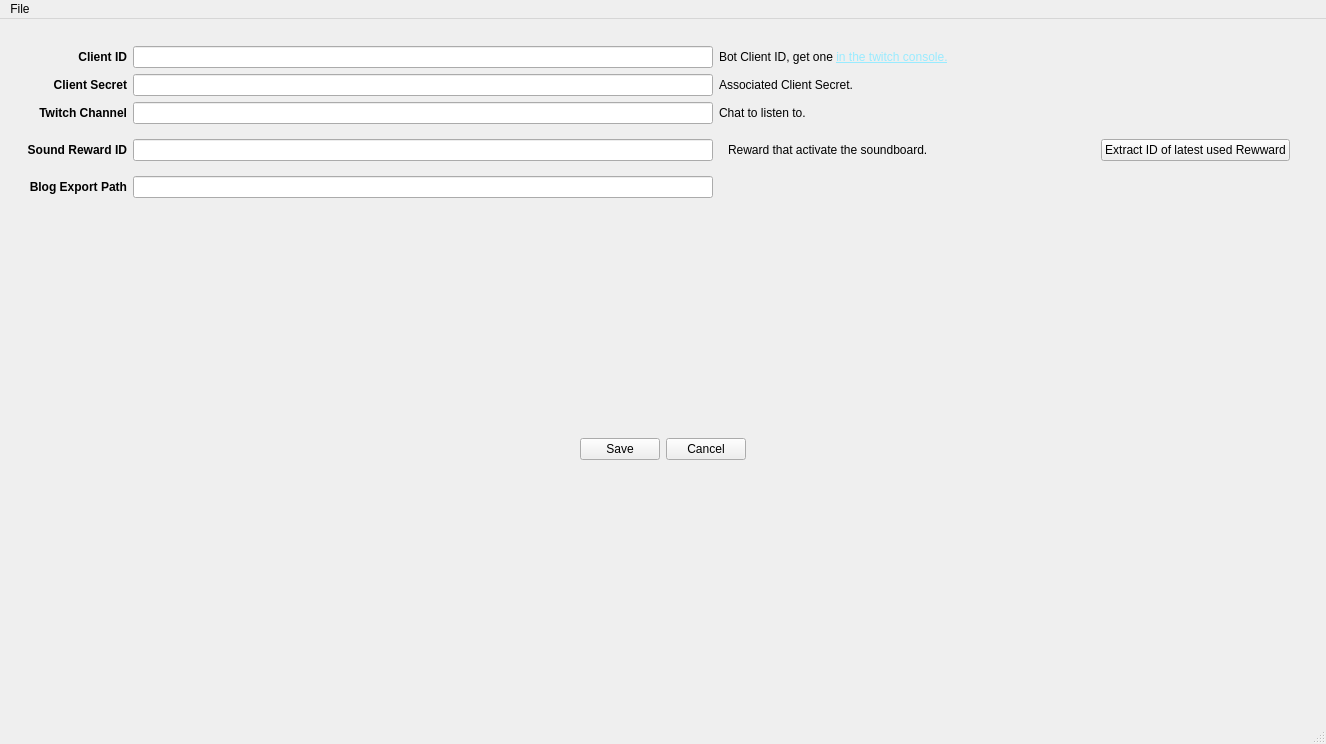
Above: src/twitch_bot/ui/ui_main_window.ui from Philaeux/TwitchBotPython before the change. Below: the same form after it.
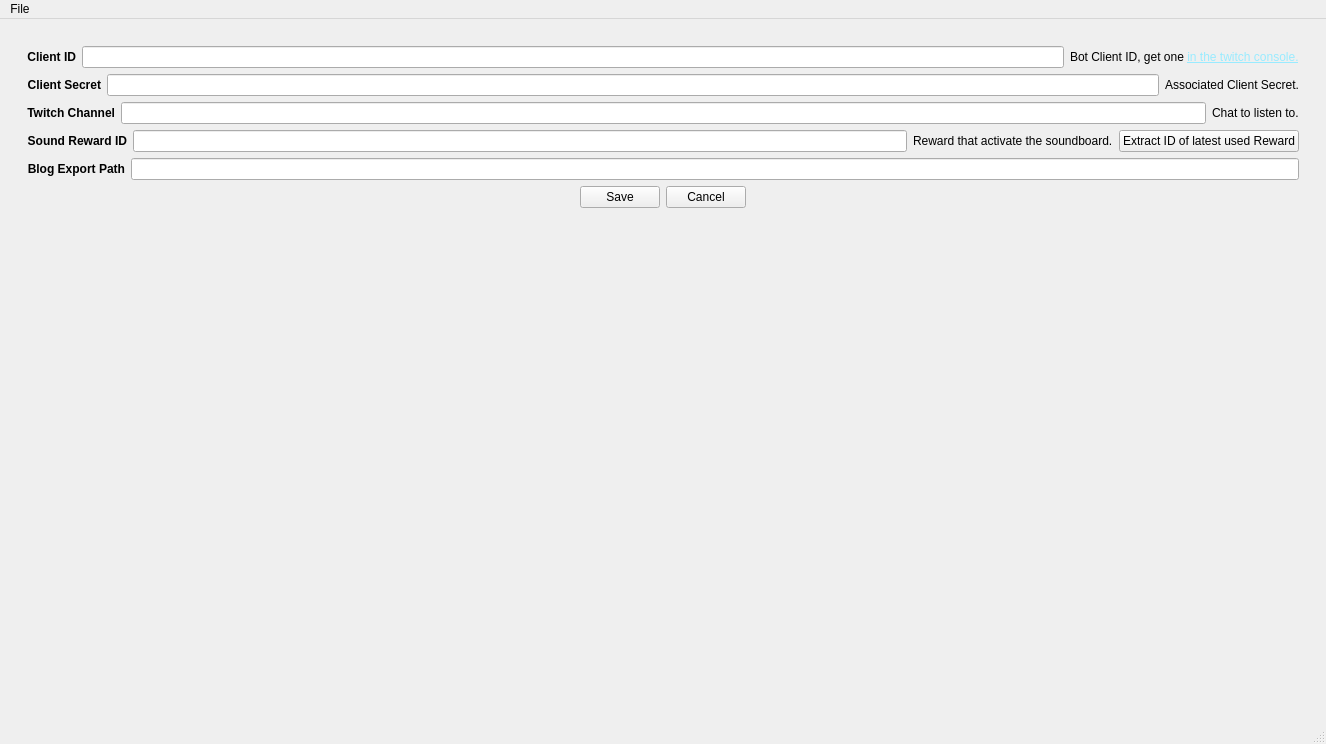
That is the form after the change. The open tabs and pages were chosen to show the change.

Commit message: Update settings panel

```diff
--- a/src/twitch_bot/ui/ui_main_window.ui
+++ b/src/twitch_bot/ui/ui_main_window.ui
@@ -290,21 +290,10 @@
        <layout class="QVBoxLayout" name="verticalLayout_3">
         <item>
          <widget class="QWidget" name="gridWidget" native="true">
-          <layout class="QGridLayout" name="gridLayout_3">
-           <item row="4" column="0">
-            <widget class="QLabel" name="label_10">
-             <property name="text">
-              <string>&lt;html&gt;&lt;head/&gt;&lt;body&gt;&lt;p&gt;&lt;span style=&quot; font-weight:600;&quot;&gt;Blog Export Path&lt;/span&gt;&lt;/p&gt;&lt;/body&gt;&lt;/html&gt;</string>
-             </property>
-             <property name="alignment">
-              <set>Qt::AlignmentFlag::AlignRight|Qt::AlignmentFlag::AlignTrailing|Qt::AlignmentFlag::AlignVCenter</set>
-             </property>
-            </widget>
-           </item>
-           <item row="4" column="1">
-            <widget class="QLineEdit" name="lineEditBlogExportPath"/>
-           </item>
-           <item row="0" column="0">
+          <layout class="QVBoxLayout" name="verticalLayout_4">
+           <item>
+            <layout class="QHBoxLayout" name="horizontalLayout_4">
+             <item>
             <widget class="QLabel" name="label_3">
              <property name="text">
               <string>&lt;html&gt;&lt;head/&gt;&lt;body&gt;&lt;p&gt;&lt;span style=&quot; font-weight:600;&quot;&gt;Client ID&lt;/span&gt;&lt;/p&gt;&lt;/body&gt;&lt;/html&gt;</string>
@@ -314,109 +303,85 @@
              </property>
             </widget>
            </item>
-           <item row="0" column="1">
+             <item>
             <widget class="QLineEdit" name="lineEditClientID"/>
            </item>
-           <item row="0" column="2">
+             <item>
             <widget class="QLabel" name="label_4">
              <property name="text">
               <string>&lt;html&gt;&lt;head/&gt;&lt;body&gt;&lt;p&gt;Bot Client ID, get one &lt;a href=&quot;https://dev.twitch.tv/console/apps&quot;&gt;&lt;span style=&quot; text-decoration: underline; color:#99ebff;&quot;&gt;in the twitch console.&lt;/span&gt;&lt;/a&gt;&lt;/p&gt;&lt;/body&gt;&lt;/html&gt;</string>
              </property>
             </widget>
            </item>
-           <item row="1" column="1">
+            </layout>
+           </item>
+           <item>
+            <layout class="QHBoxLayout" name="horizontalLayout_5">
+             <item>
+              <widget class="QLabel" name="label_5">
+               <property name="text">
+                <string>&lt;html&gt;&lt;head/&gt;&lt;body&gt;&lt;p&gt;&lt;span style=&quot; font-weight:600;&quot;&gt;Client Secret&lt;/span&gt;&lt;/p&gt;&lt;/body&gt;&lt;/html&gt;</string>
+               </property>
+               <property name="alignment">
+                <set>Qt::AlignmentFlag::AlignRight|Qt::AlignmentFlag::AlignTrailing|Qt::AlignmentFlag::AlignVCenter</set>
+               </property>
+              </widget>
+             </item>
+             <item>
             <widget class="QLineEdit" name="lineEditClientSecret">
              <property name="echoMode">
               <enum>QLineEdit::EchoMode::Password</enum>
              </property>
             </widget>
            </item>
-           <item row="1" column="0">
-            <widget class="QLabel" name="label_5">
-             <property name="text">
-              <string>&lt;html&gt;&lt;head/&gt;&lt;body&gt;&lt;p&gt;&lt;span style=&quot; font-weight:600;&quot;&gt;Client Secret&lt;/span&gt;&lt;/p&gt;&lt;/body&gt;&lt;/html&gt;</string>
-             </property>
-             <property name="alignment">
-              <set>Qt::AlignmentFlag::AlignRight|Qt::AlignmentFlag::AlignTrailing|Qt::AlignmentFlag::AlignVCenter</set>
-             </property>
-            </widget>
-           </item>
-           <item row="3" column="0">
-            <widget class="QLabel" name="label_9">
-             <property name="text">
-              <string>&lt;html&gt;&lt;head/&gt;&lt;body&gt;&lt;p&gt;&lt;span style=&quot; font-weight:600;&quot;&gt;Sound Reward ID&lt;/span&gt;&lt;/p&gt;&lt;/body&gt;&lt;/html&gt;</string>
-             </property>
-             <property name="alignment">
-              <set>Qt::AlignmentFlag::AlignRight|Qt::AlignmentFlag::AlignTrailing|Qt::AlignmentFlag::AlignVCenter</set>
-             </property>
-            </widget>
-           </item>
-           <item row="1" column="2">
+             <item>
             <widget class="QLabel" name="label_6">
              <property name="text">
               <string>&lt;html&gt;&lt;head/&gt;&lt;body&gt;&lt;p&gt;Associated Client Secret.&lt;/p&gt;&lt;/body&gt;&lt;/html&gt;</string>
              </property>
             </widget>
            </item>
-           <item row="2" column="2">
+            </layout>
+           </item>
+           <item>
+            <layout class="QHBoxLayout" name="horizontalLayout_6">
+             <item>
+              <widget class="QLabel" name="label_7">
+               <property name="text">
+                <string>&lt;html&gt;&lt;head/&gt;&lt;body&gt;&lt;p&gt;&lt;span style=&quot; font-weight:600;&quot;&gt;Twitch Channel&lt;/span&gt;&lt;/p&gt;&lt;/body&gt;&lt;/html&gt;</string>
+               </property>
+               <property name="alignment">
+                <set>Qt::AlignmentFlag::AlignRight|Qt::AlignmentFlag::AlignTrailing|Qt::AlignmentFlag::AlignVCenter</set>
+               </property>
+              </widget>
+             </item>
+             <item>
+              <widget class="QLineEdit" name="lineEditChannel"/>
+             </item>
+             <item>
             <widget class="QLabel" name="label_8">
              <property name="text">
               <string>Chat to listen to.</string>
              </property>
             </widget>
            </item>
-           <item row="5" column="0" colspan="3">
-            <widget class="QWidget" name="horizontalWidgetSettingsButtons" native="true">
-             <layout class="QHBoxLayout" name="horizontalLayout_3">
-              <item>
-               <spacer name="horizontalSpacer_3">
-                <property name="orientation">
-                 <enum>Qt::Orientation::Horizontal</enum>
-                </property>
-                <property name="sizeHint" stdset="0">
-                 <size>
-                  <width>40</width>
-                  <height>20</height>
-                 </size>
-                </property>
-               </spacer>
-              </item>
-              <item>
-               <widget class="QPushButton" name="buttonSettingsSave">
-                <property name="text">
-                 <string>Save</string>
-                </property>
-               </widget>
-              </item>
-              <item>
-               <widget class="QPushButton" name="buttonSettingsCancel">
-                <property name="text">
-                 <string>Cancel</string>
-                </property>
-               </widget>
-              </item>
-              <item>
-               <spacer name="horizontalSpacer_4">
-                <property name="orientation">
-                 <enum>Qt::Orientation::Horizontal</enum>
-                </property>
-                <property name="sizeHint" stdset="0">
-                 <size>
-                  <width>40</width>
-                  <height>20</height>
-                 </size>
-                </property>
-               </spacer>
-              </item>
-             </layout>
-            </widget>
-           </item>
-           <item row="3" column="1">
+            </layout>
+           </item>
+           <item>
+            <layout class="QHBoxLayout" name="horizontalLayout_7">
+             <item>
+              <widget class="QLabel" name="label_9">
+               <property name="text">
+                <string>&lt;html&gt;&lt;head/&gt;&lt;body&gt;&lt;p&gt;&lt;span style=&quot; font-weight:600;&quot;&gt;Sound Reward ID&lt;/span&gt;&lt;/p&gt;&lt;/body&gt;&lt;/html&gt;</string>
+               </property>
+               <property name="alignment">
+                <set>Qt::AlignmentFlag::AlignRight|Qt::AlignmentFlag::AlignTrailing|Qt::AlignmentFlag::AlignVCenter</set>
+               </property>
+              </widget>
+             </item>
+             <item>
             <widget class="QLineEdit" name="lineEditSoundRewardId"/>
            </item>
-           <item row="3" column="2">
-            <widget class="QWidget" name="horizontalWidgetSettingsReward" native="true">
-             <layout class="QHBoxLayout" name="horizontalLayout_2">
               <item>
                <widget class="QLabel" name="label_11">
                 <property name="text">
@@ -424,41 +389,88 @@
                 </property>
                </widget>
               </item>
-              <item>
-               <spacer name="horizontalSpacer_5">
-                <property name="orientation">
-                 <enum>Qt::Orientation::Horizontal</enum>
-                </property>
-                <property name="sizeHint" stdset="0">
-                 <size>
-                  <width>40</width>
-                  <height>20</height>
-                 </size>
-                </property>
-               </spacer>
-              </item>
               <item>
                <widget class="QPushButton" name="buttonSettingsReward">
                 <property name="text">
-                 <string>Extract ID of latest used Rewward</string>
+                <string>Extract ID of latest used Reward</string>
                 </property>
                </widget>
               </item>
              </layout>
-            </widget>
            </item>
-           <item row="2" column="1">
-            <widget class="QLineEdit" name="lineEditChannel"/>
-           </item>
-           <item row="2" column="0">
-            <widget class="QLabel" name="label_7">
+           <item>
+            <layout class="QHBoxLayout" name="horizontalLayout_8">
+             <item>
+              <widget class="QLabel" name="label_10">
              <property name="text">
-              <string>&lt;html&gt;&lt;head/&gt;&lt;body&gt;&lt;p&gt;&lt;span style=&quot; font-weight:600;&quot;&gt;Twitch Channel&lt;/span&gt;&lt;/p&gt;&lt;/body&gt;&lt;/html&gt;</string>
+                <string>&lt;html&gt;&lt;head/&gt;&lt;body&gt;&lt;p&gt;&lt;span style=&quot; font-weight:600;&quot;&gt;Blog Export Path&lt;/span&gt;&lt;/p&gt;&lt;/body&gt;&lt;/html&gt;</string>
              </property>
              <property name="alignment">
               <set>Qt::AlignmentFlag::AlignRight|Qt::AlignmentFlag::AlignTrailing|Qt::AlignmentFlag::AlignVCenter</set>
              </property>
             </widget>
+             </item>
+             <item>
+              <widget class="QLineEdit" name="lineEditBlogExportPath"/>
+             </item>
+            </layout>
+           </item>
+           <item>
+            <layout class="QHBoxLayout" name="horizontalLayout_9">
+             <item>
+              <spacer name="horizontalSpacer_4">
+               <property name="orientation">
+                <enum>Qt::Orientation::Horizontal</enum>
+               </property>
+               <property name="sizeHint" stdset="0">
+                <size>
+                 <width>40</width>
+                 <height>20</height>
+                </size>
+               </property>
+              </spacer>
+             </item>
+             <item>
+              <widget class="QPushButton" name="buttonSettingsSave">
+               <property name="text">
+                <string>Save</string>
+               </property>
+              </widget>
+             </item>
+             <item>
+              <widget class="QPushButton" name="buttonSettingsCancel">
+               <property name="text">
+                <string>Cancel</string>
+               </property>
+              </widget>
+             </item>
+             <item>
+              <spacer name="horizontalSpacer_3">
+               <property name="orientation">
+                <enum>Qt::Orientation::Horizontal</enum>
+               </property>
+               <property name="sizeHint" stdset="0">
+                <size>
+                 <width>40</width>
+                 <height>20</height>
+                </size>
+               </property>
+              </spacer>
+             </item>
+            </layout>
+           </item>
+           <item>
+            <spacer name="verticalSpacer">
+             <property name="orientation">
+              <enum>Qt::Orientation::Vertical</enum>
+             </property>
+             <property name="sizeHint" stdset="0">
+              <size>
+               <width>20</width>
+               <height>40</height>
+              </size>
+             </property>
+            </spacer>
            </item>
           </layout>
          </widget>
```
Left out of the diff: 46 changed lines with no effect on the pictures. Lines whose indentation alone changed are shown as unchanged. The commit also changes 8 other files.
